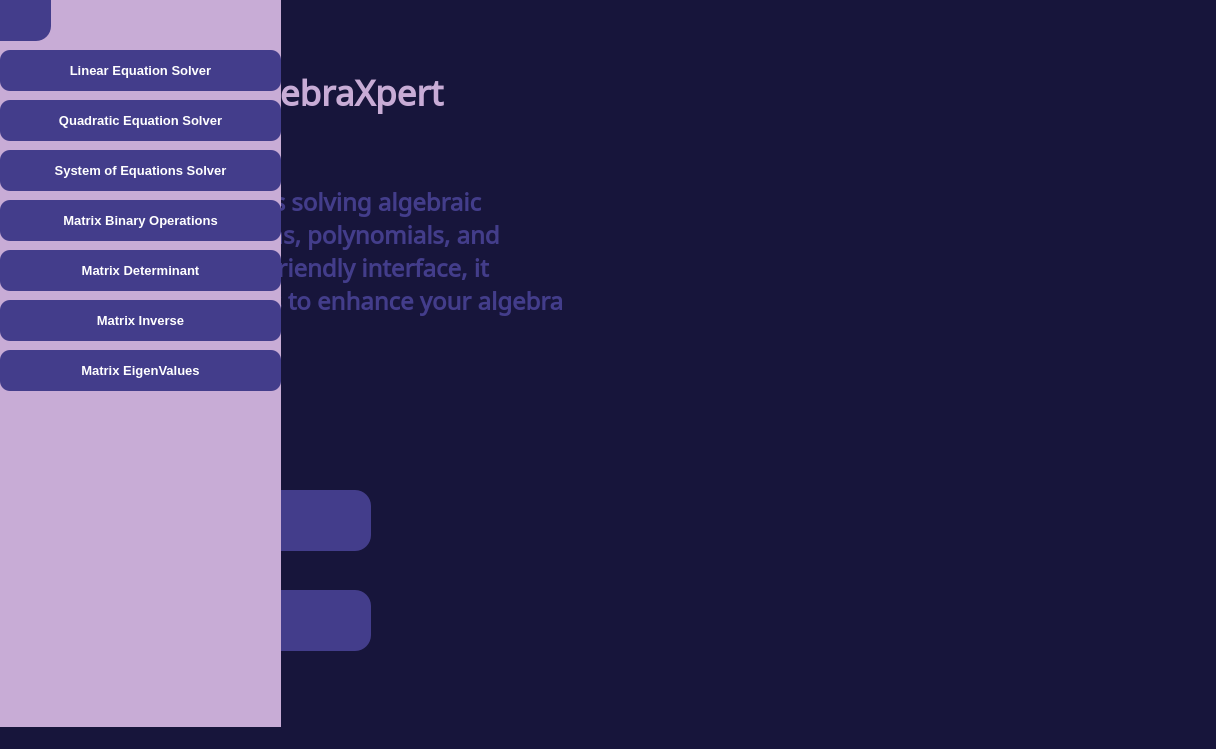
Old version of the form algebraxpert.ui in the repository AbdallahSalah003/AlgebraXpert.
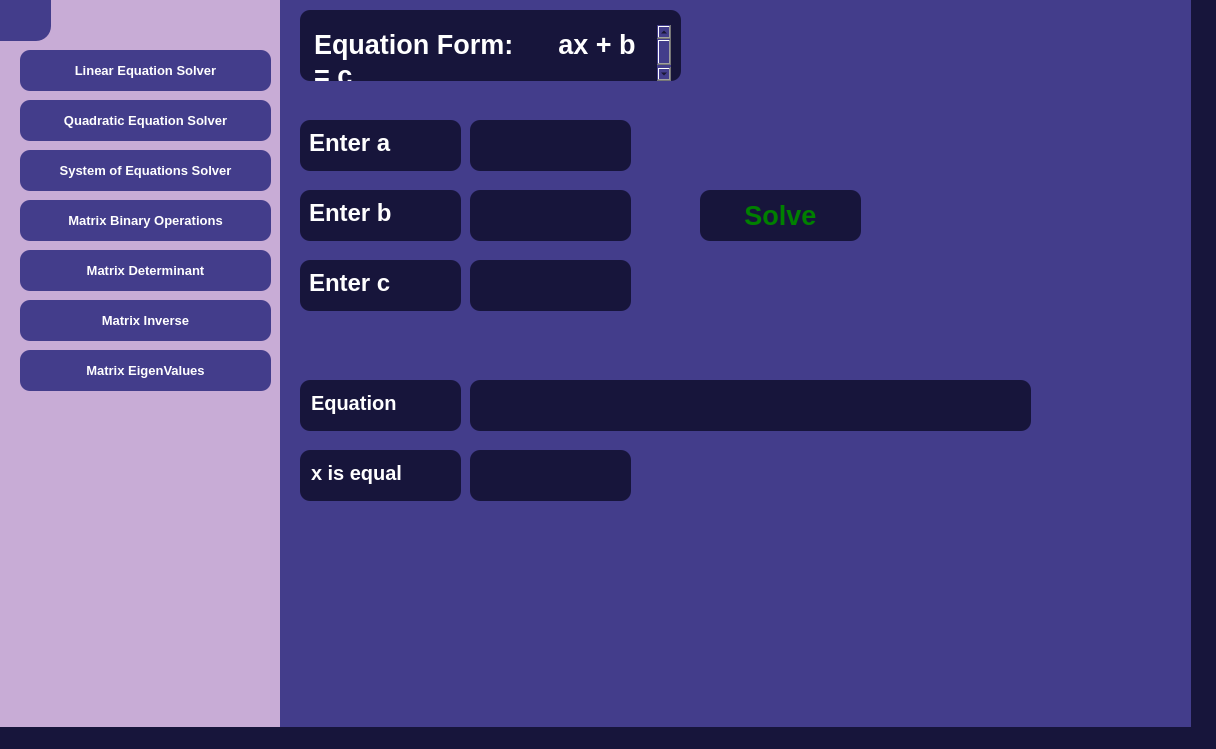
New version of the form. Icons and pictures are not drawn.

Commit message: Add Solve functionallity for linear equations

```diff
--- a/algebraxpert.ui
+++ b/algebraxpert.ui
@@ -280,9 +280,9 @@
     <widget class="QPushButton" name="linearEquationSolverButton">
      <property name="geometry">
       <rect>
-       <x>0</x>
+       <x>20</x>
        <y>50</y>
-       <width>281</width>
+       <width>251</width>
        <height>41</height>
       </rect>
      </property>
@@ -311,9 +311,9 @@
     <widget class="QPushButton" name="quadraticEquationSolverButton">
      <property name="geometry">
       <rect>
-       <x>0</x>
+       <x>20</x>
        <y>100</y>
-       <width>281</width>
+       <width>251</width>
        <height>41</height>
       </rect>
      </property>
@@ -342,9 +342,9 @@
     <widget class="QPushButton" name="systemEquationsSolverButton">
      <property name="geometry">
       <rect>
-       <x>0</x>
+       <x>20</x>
        <y>150</y>
-       <width>281</width>
+       <width>251</width>
        <height>41</height>
       </rect>
      </property>
@@ -373,9 +373,9 @@
     <widget class="QPushButton" name="matrixBinaryOperationsButton">
      <property name="geometry">
       <rect>
-       <x>0</x>
+       <x>20</x>
        <y>200</y>
-       <width>281</width>
+       <width>251</width>
        <height>41</height>
       </rect>
      </property>
@@ -404,9 +404,9 @@
     <widget class="QPushButton" name="matrixDeterminantButton">
      <property name="geometry">
       <rect>
-       <x>0</x>
+       <x>20</x>
        <y>250</y>
-       <width>281</width>
+       <width>251</width>
        <height>41</height>
       </rect>
      </property>
@@ -435,9 +435,9 @@
     <widget class="QPushButton" name="matrixInverseButton">
      <property name="geometry">
       <rect>
-       <x>0</x>
+       <x>20</x>
        <y>300</y>
-       <width>281</width>
+       <width>251</width>
        <height>41</height>
       </rect>
      </property>
@@ -466,9 +466,9 @@
     <widget class="QPushButton" name="matrixEigenValuesButton">
      <property name="geometry">
       <rect>
-       <x>0</x>
+       <x>20</x>
        <y>350</y>
-       <width>281</width>
+       <width>251</width>
        <height>41</height>
       </rect>
      </property>
@@ -495,6 +495,394 @@
      </property>
     </widget>
    </widget>
+   <widget class="QWidget" name="LinearEquationSolverMenu" native="true">
+    <property name="geometry">
+     <rect>
+      <x>280</x>
+      <y>-40</y>
+      <width>911</width>
+      <height>771</height>
+     </rect>
+    </property>
+    <property name="styleSheet">
+     <string notr="true">background-color: #433D8B;</string>
+    </property>
+    <widget class="QPlainTextEdit" name="linearEquationFromTextEdit">
+     <property name="geometry">
+      <rect>
+       <x>20</x>
+       <y>50</y>
+       <width>381</width>
+       <height>71</height>
+      </rect>
+     </property>
+     <property name="styleSheet">
+      <string notr="true">QPlainTextEdit {
+    font-family: 'Lato', sans-serif;
+    font-size: 20pt;
+    font-weight: 700;
+    color: #ffffff;
+    background-color: #17153B;
+    border: none;
+    border-radius: 10px;
+    padding: 15px 10px 0px 10px; /* Adjust padding for button size */
+    text-align: center;
+}
+</string>
+     </property>
+     <property name="readOnly">
+      <bool>true</bool>
+     </property>
+     <property name="plainText">
+      <string>Equation Form:      ax + b = c</string>
+     </property>
+    </widget>
+    <widget class="QTextEdit" name="enter_a_TextEdit">
+     <property name="geometry">
+      <rect>
+       <x>190</x>
+       <y>160</y>
+       <width>161</width>
+       <height>51</height>
+      </rect>
+     </property>
+     <property name="styleSheet">
+      <string notr="true">QTextEdit {
+    font-family: 'Lato', sans-serif;
+    font-size: 20pt;
+    font-weight: 700;
+    color: #ffffff;
+    background-color: #17153B;
+    border: none;
+    border-radius: 10px;
+    padding: 1px; /* Adjust padding for button size */
+    text-align: center;
+}
+</string>
+     </property>
+    </widget>
+    <widget class="QTextEdit" name="enter_b_TextEdit">
+     <property name="geometry">
+      <rect>
+       <x>190</x>
+       <y>230</y>
+       <width>161</width>
+       <height>51</height>
+      </rect>
+     </property>
+     <property name="styleSheet">
+      <string notr="true">QTextEdit {
+    font-family: 'Lato', sans-serif;
+    font-size: 20pt;
+    font-weight: 700;
+    color: #ffffff;
+    background-color: #17153B;
+    border: none;
+    border-radius: 10px;
+    padding: 1px; /* Adjust padding for button size */
+    text-align: center;
+}
+</string>
+     </property>
+    </widget>
+    <widget class="QTextEdit" name="showResultEquationTextEdit">
+     <property name="geometry">
+      <rect>
+       <x>190</x>
+       <y>420</y>
+       <width>561</width>
+       <height>51</height>
+      </rect>
+     </property>
+     <property name="styleSheet">
+      <string notr="true">QTextEdit {
+    font-family: 'Lato', sans-serif;
+    font-size: 20pt;
+    font-weight: 700;
+    color: #ffffff;
+    background-color: #17153B;
+    border: none;
+    border-radius: 10px;
+    padding: 1px; /* Adjust padding for button size */
+    text-align: center;
+}
+</string>
+     </property>
+     <property name="readOnly">
+      <bool>true</bool>
+     </property>
+    </widget>
+    <widget class="QTextEdit" name="showResultXTextEdit">
+     <property name="geometry">
+      <rect>
+       <x>190</x>
+       <y>490</y>
+       <width>161</width>
+       <height>51</height>
+      </rect>
+     </property>
+     <property name="styleSheet">
+      <string notr="true">QTextEdit {
+    font-family: 'Lato', sans-serif;
+    font-size: 20pt;
+    font-weight: 700;
+    color: #ffffff;
+    background-color: #17153B;
+    border: none;
+    border-radius: 10px;
+    padding: 1px; /* Adjust padding for button size */
+    text-align: center;
+}
+</string>
+     </property>
+     <property name="readOnly">
+      <bool>true</bool>
+     </property>
+    </widget>
+    <widget class="QTextEdit" name="labelEnter_a">
+     <property name="geometry">
+      <rect>
+       <x>20</x>
+       <y>160</y>
+       <width>161</width>
+       <height>51</height>
+      </rect>
+     </property>
+     <property name="styleSheet">
+      <string notr="true">QTextEdit {
+    font-family: 'Lato', sans-serif;
+    font-size: 15pt;
+    font-weight: 700;
+    color: #ffffff;
+    background-color: #17153B;
+    border: none;
+    border-radius: 10px;
+    padding: 5px; /* Adjust padding for button size */
+    text-align: center;
+}
+</string>
+     </property>
+     <property name="readOnly">
+      <bool>true</bool>
+     </property>
+     <property name="html">
+      <string>&lt;!DOCTYPE HTML PUBLIC &quot;-//W3C//DTD HTML 4.0//EN&quot; &quot;http://www.w3.org/TR/REC-html40/strict.dtd&quot;&gt;
+&lt;html&gt;&lt;head&gt;&lt;meta name=&quot;qrichtext&quot; content=&quot;1&quot; /&gt;&lt;meta charset=&quot;utf-8&quot; /&gt;&lt;style type=&quot;text/css&quot;&gt;
+p, li { white-space: pre-wrap; }
+hr { height: 1px; border-width: 0; }
+li.unchecked::marker { content: &quot;\2610&quot;; }
+li.checked::marker { content: &quot;\2612&quot;; }
+&lt;/style&gt;&lt;/head&gt;&lt;body style=&quot; font-family:'Lato','sans-serif'; font-size:15pt; font-weight:700; font-style:normal;&quot;&gt;
+&lt;p style=&quot; margin-top:0px; margin-bottom:0px; margin-left:0px; margin-right:0px; -qt-block-indent:0; text-indent:0px;&quot;&gt;&lt;span style=&quot; font-size:18pt;&quot;&gt;Enter a&lt;/span&gt;&lt;/p&gt;&lt;/body&gt;&lt;/html&gt;</string>
+     </property>
+    </widget>
+    <widget class="QTextEdit" name="labelEnter_b">
+     <property name="geometry">
+      <rect>
+       <x>20</x>
+       <y>230</y>
+       <width>161</width>
+       <height>51</height>
+      </rect>
+     </property>
+     <property name="styleSheet">
+      <string notr="true">QTextEdit {
+    font-family: 'Lato', sans-serif;
+    font-size: 15pt;
+    font-weight: 700;
+    color: #ffffff;
+    background-color: #17153B;
+    border: none;
+    border-radius: 10px;
+    padding: 5px; /* Adjust padding for button size */
+    text-align: center;
+}
+</string>
+     </property>
+     <property name="readOnly">
+      <bool>true</bool>
+     </property>
+     <property name="html">
+      <string>&lt;!DOCTYPE HTML PUBLIC &quot;-//W3C//DTD HTML 4.0//EN&quot; &quot;http://www.w3.org/TR/REC-html40/strict.dtd&quot;&gt;
+&lt;html&gt;&lt;head&gt;&lt;meta name=&quot;qrichtext&quot; content=&quot;1&quot; /&gt;&lt;meta charset=&quot;utf-8&quot; /&gt;&lt;style type=&quot;text/css&quot;&gt;
+p, li { white-space: pre-wrap; }
+hr { height: 1px; border-width: 0; }
+li.unchecked::marker { content: &quot;\2610&quot;; }
+li.checked::marker { content: &quot;\2612&quot;; }
+&lt;/style&gt;&lt;/head&gt;&lt;body style=&quot; font-family:'Lato','sans-serif'; font-size:15pt; font-weight:700; font-style:normal;&quot;&gt;
+&lt;p style=&quot; margin-top:0px; margin-bottom:0px; margin-left:0px; margin-right:0px; -qt-block-indent:0; text-indent:0px;&quot;&gt;&lt;span style=&quot; font-size:18pt;&quot;&gt;Enter b&lt;/span&gt;&lt;/p&gt;&lt;/body&gt;&lt;/html&gt;</string>
+     </property>
+    </widget>
+    <widget class="QTextEdit" name="labelEnter_c">
+     <property name="geometry">
+      <rect>
+       <x>20</x>
+       <y>300</y>
+       <width>161</width>
+       <height>51</height>
+      </rect>
+     </property>
+     <property name="styleSheet">
+      <string notr="true">QTextEdit {
+    font-family: 'Lato', sans-serif;
+    font-size: 15pt;
+    font-weight: 700;
+    color: #ffffff;
+    background-color: #17153B;
+    border: none;
+    border-radius: 10px;
+    padding: 5px; /* Adjust padding for button size */
+    text-align: center;
+}
+</string>
+     </property>
+     <property name="readOnly">
+      <bool>true</bool>
+     </property>
+     <property name="html">
+      <string>&lt;!DOCTYPE HTML PUBLIC &quot;-//W3C//DTD HTML 4.0//EN&quot; &quot;http://www.w3.org/TR/REC-html40/strict.dtd&quot;&gt;
+&lt;html&gt;&lt;head&gt;&lt;meta name=&quot;qrichtext&quot; content=&quot;1&quot; /&gt;&lt;meta charset=&quot;utf-8&quot; /&gt;&lt;style type=&quot;text/css&quot;&gt;
+p, li { white-space: pre-wrap; }
+hr { height: 1px; border-width: 0; }
+li.unchecked::marker { content: &quot;\2610&quot;; }
+li.checked::marker { content: &quot;\2612&quot;; }
+&lt;/style&gt;&lt;/head&gt;&lt;body style=&quot; font-family:'Lato','sans-serif'; font-size:15pt; font-weight:700; font-style:normal;&quot;&gt;
+&lt;p style=&quot; margin-top:0px; margin-bottom:0px; margin-left:0px; margin-right:0px; -qt-block-indent:0; text-indent:0px;&quot;&gt;&lt;span style=&quot; font-size:18pt;&quot;&gt;Enter c&lt;/span&gt;&lt;/p&gt;&lt;/body&gt;&lt;/html&gt;</string>
+     </property>
+    </widget>
+    <widget class="QTextEdit" name="enter_c_TextEdit">
+     <property name="geometry">
+      <rect>
+       <x>190</x>
+       <y>300</y>
+       <width>161</width>
+       <height>51</height>
+      </rect>
+     </property>
+     <property name="styleSheet">
+      <string notr="true">QTextEdit {
+    font-family: 'Lato', sans-serif;
+    font-size: 20pt;
+    font-weight: 700;
+    color: #ffffff;
+    background-color: #17153B;
+    border: none;
+    border-radius: 10px;
+    padding: 1px; /* Adjust padding for button size */
+    text-align: center;
+}
+</string>
+     </property>
+    </widget>
+    <widget class="QTextEdit" name="labelEquation">
+     <property name="geometry">
+      <rect>
+       <x>20</x>
+       <y>420</y>
+       <width>161</width>
+       <height>51</height>
+      </rect>
+     </property>
+     <property name="styleSheet">
+      <string notr="true">QTextEdit {
+    font-family: 'Lato', sans-serif;
+    font-size: 15pt;
+    font-weight: 700;
+    color: #ffffff;
+    background-color: #17153B;
+    border: none;
+    border-radius: 10px;
+    padding: 7px; /* Adjust padding for button size */
+    text-align: center;
+}
+</string>
+     </property>
+     <property name="readOnly">
+      <bool>true</bool>
+     </property>
+     <property name="html">
+      <string>&lt;!DOCTYPE HTML PUBLIC &quot;-//W3C//DTD HTML 4.0//EN&quot; &quot;http://www.w3.org/TR/REC-html40/strict.dtd&quot;&gt;
+&lt;html&gt;&lt;head&gt;&lt;meta name=&quot;qrichtext&quot; content=&quot;1&quot; /&gt;&lt;meta charset=&quot;utf-8&quot; /&gt;&lt;style type=&quot;text/css&quot;&gt;
+p, li { white-space: pre-wrap; }
+hr { height: 1px; border-width: 0; }
+li.unchecked::marker { content: &quot;\2610&quot;; }
+li.checked::marker { content: &quot;\2612&quot;; }
+&lt;/style&gt;&lt;/head&gt;&lt;body style=&quot; font-family:'Lato','sans-serif'; font-size:15pt; font-weight:700; font-style:normal;&quot;&gt;
+&lt;p style=&quot; margin-top:0px; margin-bottom:0px; margin-left:0px; margin-right:0px; -qt-block-indent:0; text-indent:0px;&quot;&gt;Equation &lt;/p&gt;&lt;/body&gt;&lt;/html&gt;</string>
+     </property>
+    </widget>
+    <widget class="QTextEdit" name="labelXisEqual">
+     <property name="geometry">
+      <rect>
+       <x>20</x>
+       <y>490</y>
+       <width>161</width>
+       <height>51</height>
+      </rect>
+     </property>
+     <property name="styleSheet">
+      <string notr="true">QTextEdit {
+    font-family: 'Lato', sans-serif;
+    font-size: 15pt;
+    font-weight: 700;
+    color: #ffffff;
+    background-color: #17153B;
+    border: none;
+    border-radius: 10px;
+    padding: 7px; /* Adjust padding for button size */
+    text-align: center;
+}
+</string>
+     </property>
+     <property name="readOnly">
+      <bool>true</bool>
+     </property>
+     <property name="html">
+      <string>&lt;!DOCTYPE HTML PUBLIC &quot;-//W3C//DTD HTML 4.0//EN&quot; &quot;http://www.w3.org/TR/REC-html40/strict.dtd&quot;&gt;
+&lt;html&gt;&lt;head&gt;&lt;meta name=&quot;qrichtext&quot; content=&quot;1&quot; /&gt;&lt;meta charset=&quot;utf-8&quot; /&gt;&lt;style type=&quot;text/css&quot;&gt;
+p, li { white-space: pre-wrap; }
+hr { height: 1px; border-width: 0; }
+li.unchecked::marker { content: &quot;\2610&quot;; }
+li.checked::marker { content: &quot;\2612&quot;; }
+&lt;/style&gt;&lt;/head&gt;&lt;body style=&quot; font-family:'Lato','sans-serif'; font-size:15pt; font-weight:700; font-style:normal;&quot;&gt;
+&lt;p style=&quot; margin-top:0px; margin-bottom:0px; margin-left:0px; margin-right:0px; -qt-block-indent:0; text-indent:0px;&quot;&gt;x is equal&lt;/p&gt;&lt;/body&gt;&lt;/html&gt;</string>
+     </property>
+    </widget>
+    <widget class="QPushButton" name="linearEquationSolveButton">
+     <property name="geometry">
+      <rect>
+       <x>420</x>
+       <y>230</y>
+       <width>161</width>
+       <height>51</height>
+      </rect>
+     </property>
+     <property name="styleSheet">
+      <string notr="true">QPushButton {
+    font-family: 'Lato', sans-serif;
+    font-size: 20pt;
+    font-weight: 700;
+    color: green;
+    background-color: #17153B;
+    border: none;
+    border-radius: 10px;
+    padding: 10px 20px; /* Adjust padding for button size */
+    text-align: center;
+}
+
+QPushButton:hover {
+    background-color: #2E236C;
+    opacity: 0.5; /* Fade effect on hover */
+}</string>
+     </property>
+     <property name="text">
+      <string>Solve</string>
+     </property>
+     <property name="icon">
+      <iconset theme="QIcon::ThemeIcon::MediaPlaybackStart"/>
+     </property>
+    </widget>
+   </widget>
   </widget>
   <widget class="QMenuBar" name="menubar">
    <property name="geometry">
```
The commit also changes 4 other files.
